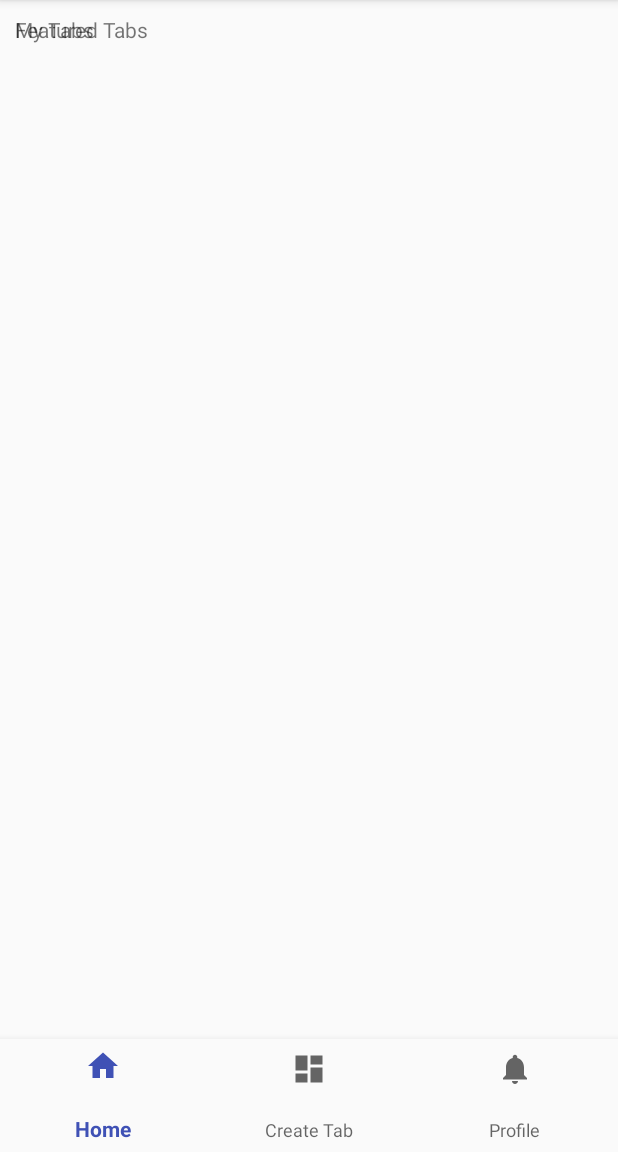
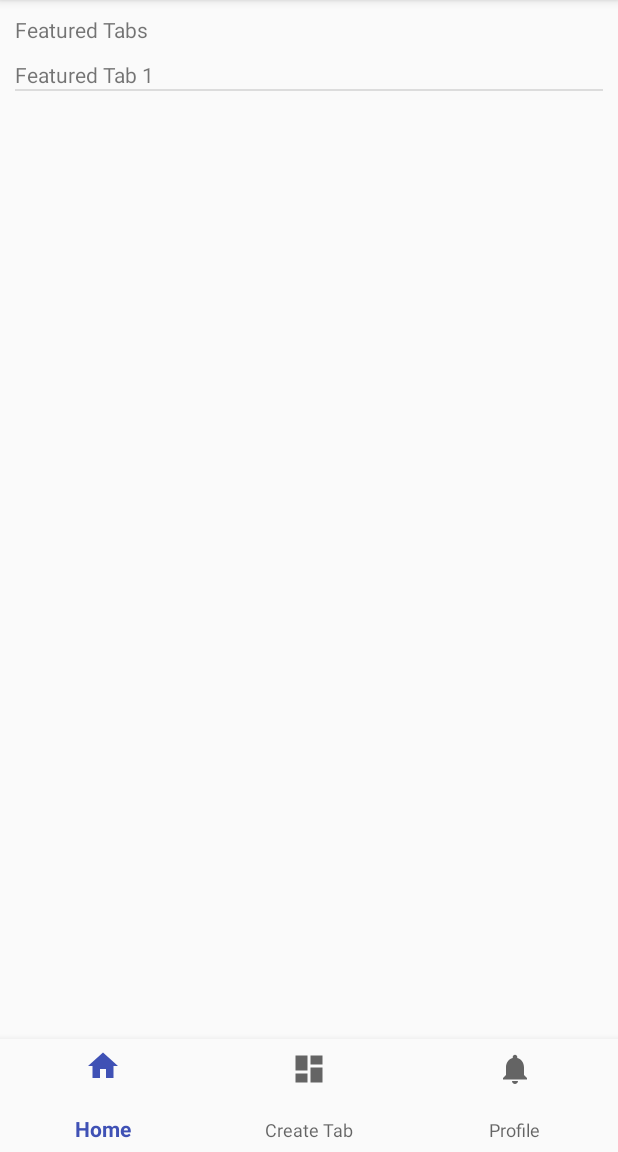
Before and after one commit to shitian007/Tablature, an Android app: the screen it shows after launch (MainActivity), on a phone screen of 412 x 824 dp, the part 84-1236 px from its top. Run offline under Robolectric (Android 15) with nearby library versions, the phone set to English and light mode, and no system bars.

Commit message:
Add featured tabs list to home

```diff
--- a/app/src/main/java/com/tabs/tablature/HomeFragment.java
+++ b/app/src/main/java/com/tabs/tablature/HomeFragment.java
@@ -1,24 +1,30 @@
 package com.tabs.tablature;
 
 import android.content.Context;
-import android.net.Uri;
 import android.os.Bundle;
 import android.support.v4.app.Fragment;
 import android.view.LayoutInflater;
 import android.view.View;
 import android.view.ViewGroup;
+import android.widget.ArrayAdapter;
+import android.widget.ListAdapter;
+import android.widget.ListView;
+import android.widget.TextView;
+
+import java.util.ArrayList;
 
 
 public class HomeFragment extends Fragment {
-    // TODO: Rename and change types of parameters
-    private String mParam1;
-    private String mParam2;
+
+    private ListView featuredTabsList;
+
+    private ArrayList<String> featuredTabs;
 
     public HomeFragment() {
         // Required empty public constructor
     }
 
-    public static HomeFragment newInstance(String param1, String param2) {
+    public static HomeFragment newInstance() {
         HomeFragment fragment = new HomeFragment();
         Bundle args = new Bundle();
         fragment.setArguments(args);
@@ -28,15 +34,46 @@ public class HomeFragment extends Fragment {
     @Override
     public void onCreate(Bundle savedInstanceState) {
         super.onCreate(savedInstanceState);
+
+        // TODO: Setup service to load tabs
+        featuredTabs = new ArrayList<>();
+        featuredTabs.add("Featured Tab 1");
     }
 
     @Override
     public View onCreateView(LayoutInflater inflater, ViewGroup container,
                              Bundle savedInstanceState) {
-        // Inflate the layout for this fragment
-        return inflater.inflate(R.layout.fragment_home, container, false);
+
+        View view = inflater.inflate(R.layout.fragment_home, container, false);
+        featuredTabsList = view.findViewById(R.id.featured_tabs);
+
+        ListAdapter featuredTabsListAdapter = new FeaturedTabsListAdapter(getContext(), featuredTabs);
+        featuredTabsList.setAdapter(featuredTabsListAdapter);
+
+        return view;
     }
 
+    class FeaturedTabsListAdapter extends ArrayAdapter<String> {
+
+        private Context context;
+        private ArrayList<String> featuredTabs;
+
+        public FeaturedTabsListAdapter(Context context, ArrayList<String> featuredTabs) {
+            super(context, R.layout.layout_ftabs_item, featuredTabs);
+            this.featuredTabs = featuredTabs;
+            this.context = context;
+        }
+
+        @Override
+        public View getView(int position, View view, ViewGroup viewGroup) {
+            view = LayoutInflater.from(context).
+                    inflate(R.layout.layout_ftabs_item, viewGroup, false);
+
+            TextView textViewItemName = view.findViewById(R.id.ftabs_item_name);
+            textViewItemName.setText(getItem(position));
+            return view;
+        }
+    }
 
     @Override
     public void onAttach(Context context) {
--- a/app/src/main/res/layout/fragment_home.xml
+++ b/app/src/main/res/layout/fragment_home.xml
@@ -1,30 +1,22 @@
 <?xml version="1.0" encoding="utf-8"?>
-<FrameLayout xmlns:android="http://schemas.android.com/apk/res/android"
+<RelativeLayout xmlns:android="http://schemas.android.com/apk/res/android"
     xmlns:tools="http://schemas.android.com/tools"
     android:layout_width="match_parent"
     android:layout_height="match_parent"
     tools:context=".HomeFragment">
 
     <TextView
+        android:id="@+id/featured_tabs_name"
+        android:layout_width="match_parent"
+        android:layout_height="30dp"
+        android:text="Featured Tabs" />
+
+    <ListView
+        android:id="@+id/featured_tabs"
         android:layout_width="match_parent"
         android:layout_height="match_parent"
-        android:text="Featured Tabs" />
+        android:layout_below="@id/featured_tabs_name">
 
-    <ScrollView
-        android:layout_width="match_parent"
-        android:layout_height="match_parent">
+    </ListView>
 
-    </ScrollView>
-
-    <TextView
-        android:layout_width="match_parent"
-        android:layout_height="match_parent"
-        android:text="My Tabs" />
-
-    <ScrollView
-        android:layout_width="match_parent"
-        android:layout_height="match_parent">
-
-    </ScrollView>
-
-</FrameLayout>
+</RelativeLayout>
--- /dev/null
+++ b/app/src/main/res/layout/layout_ftabs_item.xml
@@ -0,0 +1,11 @@
+<?xml version="1.0" encoding="utf-8"?>
+<RelativeLayout xmlns:android="http://schemas.android.com/apk/res/android"
+    android:layout_width="match_parent"
+    android:layout_height="match_parent">
+
+    <TextView
+        android:id="@+id/ftabs_item_name"
+        android:layout_width="match_parent"
+        android:layout_height="match_parent"/>
+
+</RelativeLayout>
```
